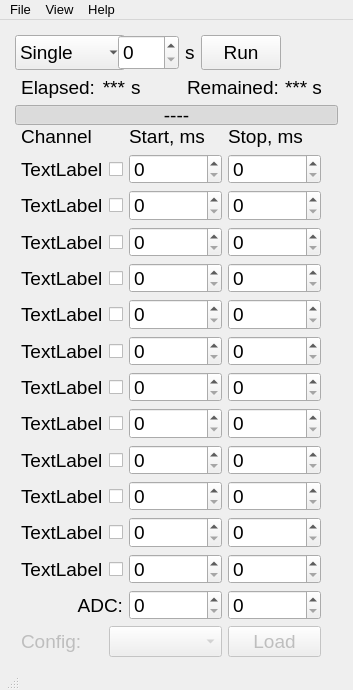
First picture: the form in Timer_UI.ui, repository smertouh/1_MeV_UI_additional, before the edit.
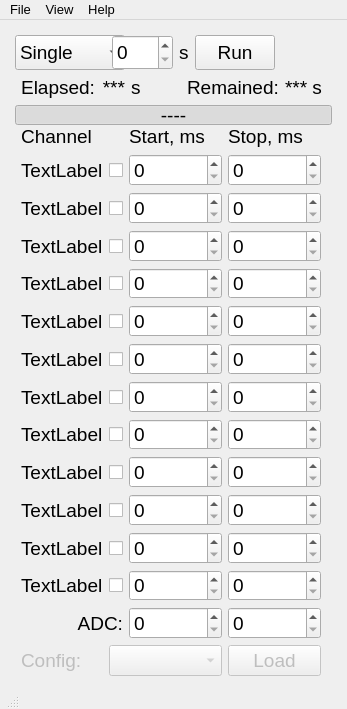
Second picture: the form after the edit. Icons and pictures are not drawn.

What changed in the file:
```diff
--- a/Timer_UI.ui
+++ b/Timer_UI.ui
@@ -6,8 +6,8 @@
    <rect>
     <x>0</x>
     <y>0</y>
-    <width>353</width>
-    <height>690</height>
+    <width>347</width>
+    <height>709</height>
    </rect>
   </property>
   <property name="sizePolicy">
@@ -1840,8 +1840,8 @@
     <rect>
      <x>0</x>
      <y>0</y>
-     <width>353</width>
-     <height>24</height>
+     <width>347</width>
+     <height>34</height>
     </rect>
    </property>
    <property name="sizePolicy">
@@ -1901,6 +1901,9 @@
      <bold>true</bold>
     </font>
    </property>
+   <property name="layoutDirection">
+    <enum>Qt::LeftToRight</enum>
+   </property>
   </widget>
   <action name="actionOpen">
    <property name="text">
```
